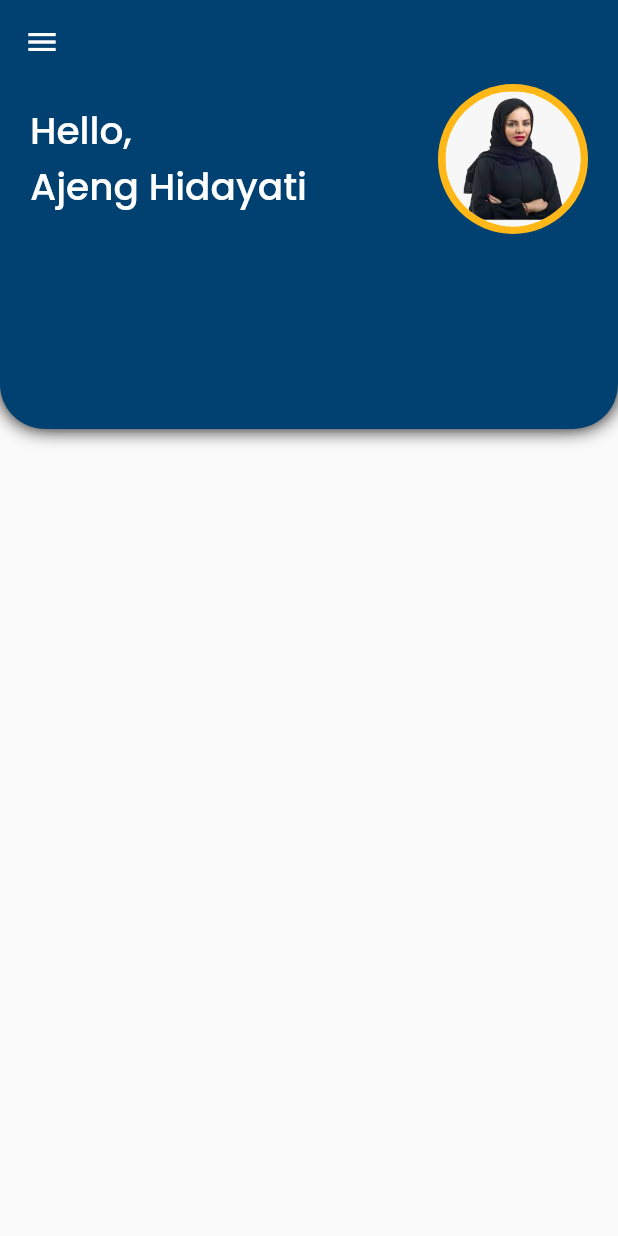
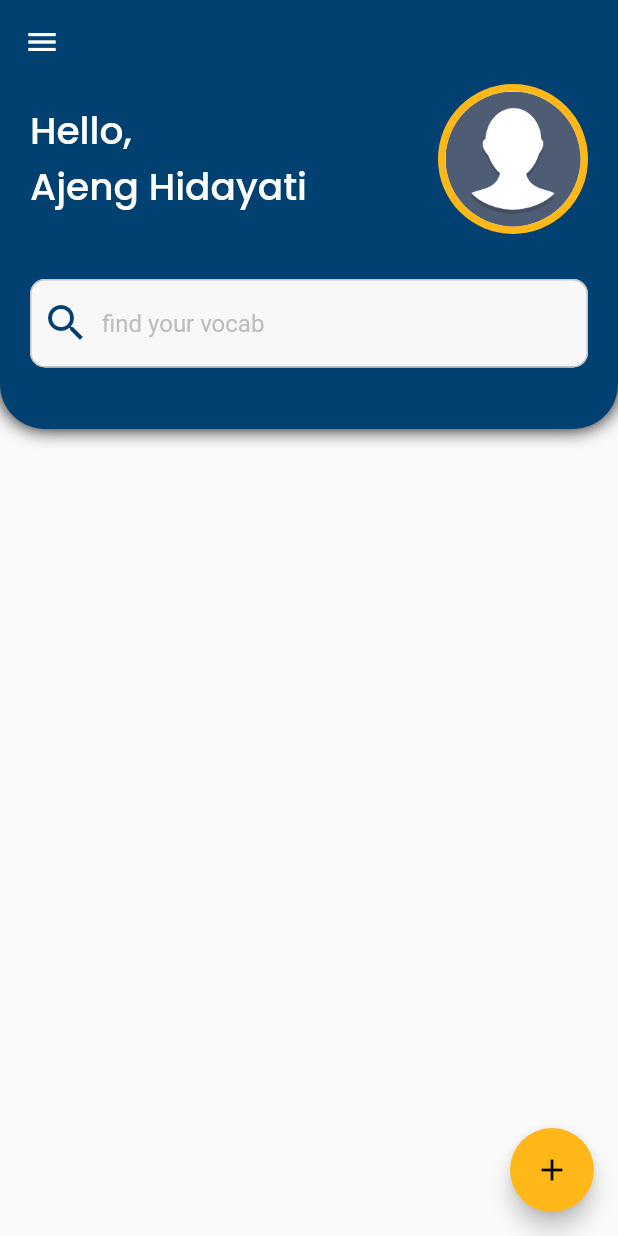
Before and after one commit to FiDiSoft/KamusQ, a Flutter app: the screen it shows once a user with an empty profile is signed in, on a phone screen of 412 x 824 dp. Run offline on Flutter 3.47's test engine with Material 2 defaults, Android fonts, the phone set to English and light mode, and no system bars; our stand-ins replace email_validator, firebase_auth, firebase_core, google_fonts, lottie; accounts and stored records are empty.

Commit message:
add search bar in main page

```diff
--- a/lib/pages/main_page.dart
+++ b/lib/pages/main_page.dart
@@ -1,5 +1,4 @@
 import 'package:firebase_auth/firebase_auth.dart';
-import 'package:flappy_search_bar_ns/flappy_search_bar_ns.dart';
 import 'package:flutter/material.dart';
 import 'package:kamusq/models/auth_services.dart';
 import 'package:kamusq/theme.dart';
@@ -15,8 +14,11 @@ class MainPage extends StatelessWidget {
         appBar: AppBar(
             backgroundColor: blue,
             elevation: 0,
-          iconTheme: IconThemeData(color: Colors.white)
-        ),
+            iconTheme: IconThemeData(color: Colors.white)),
+        floatingActionButton: FloatingActionButton(
+            onPressed: () {},
+            child: const Icon(Icons.add),
+            backgroundColor: yellow),
         drawer: Drawer(
             child: ListView(
           padding: EdgeInsets.zero,
@@ -100,6 +102,8 @@ class MainPage extends StatelessWidget {
                 padding: const EdgeInsets.only(left: 20, right: 20),
                 child: Stack(
                   children: [
+                    Column(
+                      children: [
                         Row(
                       children: [
                         Text(
@@ -113,16 +117,37 @@ class MainPage extends StatelessWidget {
                           backgroundColor: yellow,
                           child: CircleAvatar(
                               radius: 45,
-                            backgroundImage: AssetImage('assets/women.jpeg'),
-                          ),
+                              backgroundImage:
+                                  AssetImage("assets/profile.png")),
                         )
                       ],
                     ),
+                    SizedBox(
+                      height: 30
+                    ),
+                    TextFormField(
+                    decoration: InputDecoration(
+                        fillColor: inputColor,
+                        filled: true,
+                        hintText: 'find your vocab',
+                        prefixIcon: Icon(Icons.search, color: blue, size: 32),
+                        hintStyle: TextStyle(color: hintColor),
+                        enabledBorder: OutlineInputBorder(
+                            borderRadius: BorderRadius.circular(10),
+                            borderSide: BorderSide(color: grey)),
+                        focusedBorder: OutlineInputBorder(
+                            borderRadius: BorderRadius.circular(10),
+                            borderSide: BorderSide(color: blue))),
+                  ),
+                      ]
+                    )
                   ],
                 ),
               ),
             ),
           ],
-        )));
+        )
+      )
+    );
   }
 }
```
Also changed, not shown: lib/pages/add_page.dart (added, +21 -0 lines). Lines whose indentation alone changed are shown as unchanged.
